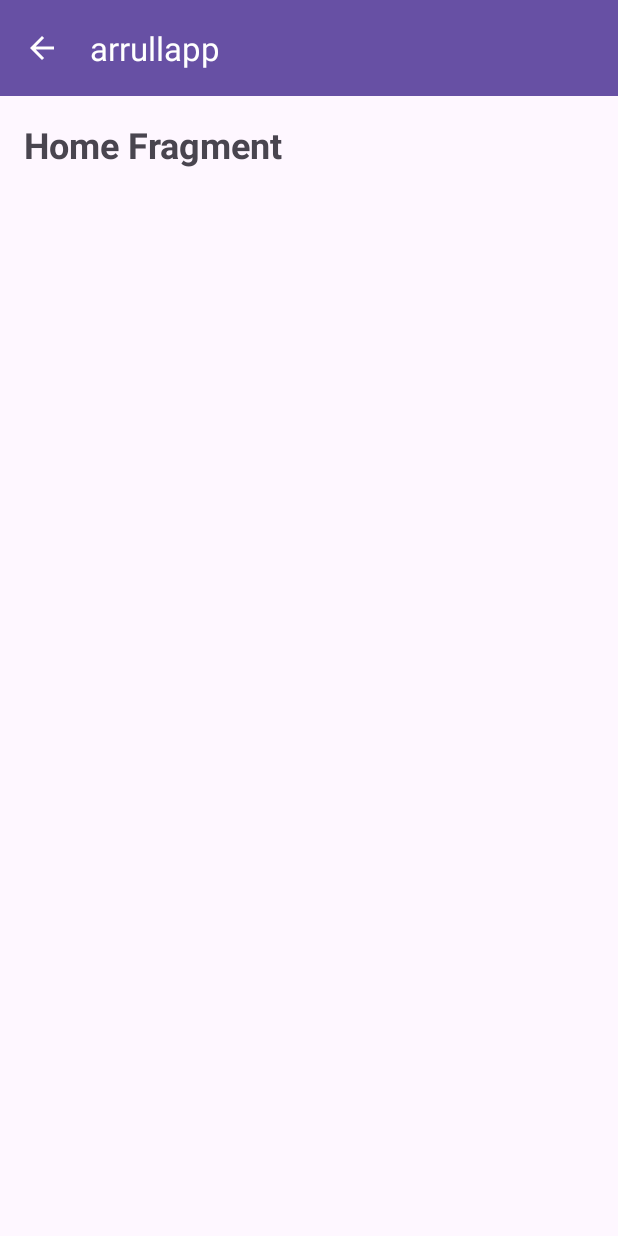
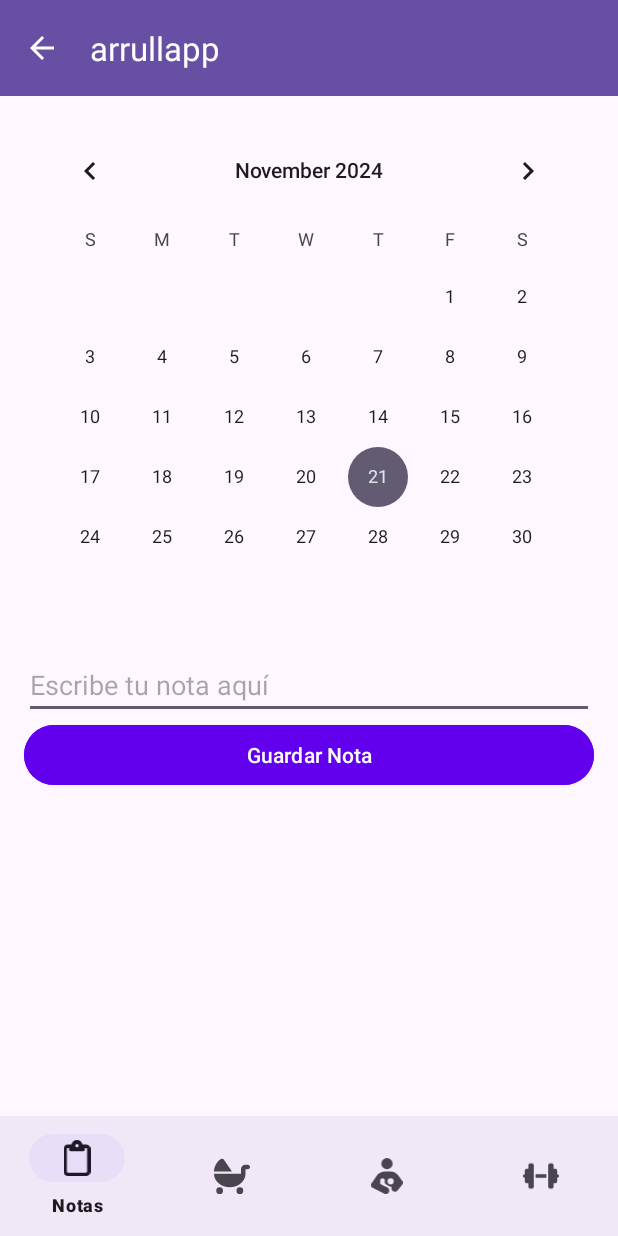
Before and after one commit to MariaGuadalupe08/arrullapp, an Android app: the WelcomeActivity screen opened directly, with no data from a screen before it, on a phone screen of 412 x 824 dp. Run offline under Robolectric (Android 15) with nearby library versions, the phone set to English and light mode, and no system bars; our stand-ins replace Firebase (no records; nobody signed in at launch, a user with empty details on screens opened directly).

Commit message:
Se agrega menu lateral y barra de navegacion (primer version)

```diff
--- /dev/null
+++ b/app/src/main/java/com/example/arrullapp/NotasFragment.java
@@ -0,0 +1,98 @@
+package com.example.arrullapp;
+
+import android.content.SharedPreferences;
+import android.os.Bundle;
+import android.view.LayoutInflater;
+import android.view.View;
+import android.view.ViewGroup;
+import android.widget.Button;
+import android.widget.CalendarView;
+import android.widget.EditText;
+import android.widget.Toast;
+
+import androidx.annotation.NonNull;
+import androidx.annotation.Nullable;
+import androidx.fragment.app.Fragment;
+
+import com.google.firebase.database.DataSnapshot;
+import com.google.firebase.database.DatabaseError;
+import com.google.firebase.database.DatabaseReference;
+import com.google.firebase.database.FirebaseDatabase;
+import com.google.firebase.database.ValueEventListener;
+
+import java.text.SimpleDateFormat;
+import java.util.Date;
+import java.util.Locale;
+
+public class NotasFragment extends Fragment {
+    private CalendarView calendarView;
+    private EditText editTextNote;
+    private Button buttonSaveNote;
+    private String selectedDate;
+    private String userId;
+    private DatabaseReference databaseReference;
+
+    @Nullable
+    @Override
+    public View onCreateView(@NonNull LayoutInflater inflater, @Nullable ViewGroup container, @Nullable Bundle savedInstanceState) {
+        View view = inflater.inflate(R.layout.fragment_notas, container, false);
+
+        calendarView = view.findViewById(R.id.calendarView);
+        editTextNote = view.findViewById(R.id.editTextNote);
+        buttonSaveNote = view.findViewById(R.id.buttonSaveNote);
+
+        // Obtener el userId del usuario logueado desde SharedPreferences
+        SharedPreferences preferences = getActivity().getSharedPreferences("myPrefs", getContext().MODE_PRIVATE);
+        userId = preferences.getString("user_id", "defaultUserId");  // Reemplaza "defaultUserId" con un valor por defecto adecuado
+
+        // Inicializar Firebase Database Reference con la URL de la base de datos especificada
+        databaseReference = FirebaseDatabase.getInstance("https://apinotas-5661a-default-rtdb.firebaseio.com/")
+                .getReference("notes")
+                .child(userId); // Usar userId para la referencia
+
+        // Establecer la fecha seleccionada por defecto como hoy
+        selectedDate = new SimpleDateFormat("yyyy-MM-dd", Locale.getDefault()).format(new Date());
+
+        calendarView.setOnDateChangeListener((view1, year, month, dayOfMonth) -> {
+            selectedDate = String.format(Locale.getDefault(), "%04d-%02d-%02d", year, month + 1, dayOfMonth);
+            loadNoteForSelectedDate();
+        });
+
+        buttonSaveNote.setOnClickListener(v -> saveNoteForSelectedDate());
+
+        // Cargar nota para la fecha seleccionada inicialmente
+        loadNoteForSelectedDate();
+
+        return view;
+    }
+
+    private void loadNoteForSelectedDate() {
+        databaseReference.child(selectedDate).addListenerForSingleValueEvent(new ValueEventListener() {
+            @Override
+            public void onDataChange(@NonNull DataSnapshot dataSnapshot) {
+                String noteText = dataSnapshot.getValue(String.class);
+                if (noteText != null) {
+                    editTextNote.setText(noteText);
+                } else {
+                    editTextNote.setText("");
+                }
+            }
+
+            @Override
+            public void onCancelled(@NonNull DatabaseError databaseError) {
+                Toast.makeText(getContext(), "Error al cargar la nota", Toast.LENGTH_SHORT).show();
+            }
+        });
+    }
+
+    private void saveNoteForSelectedDate() {
+        String noteText = editTextNote.getText().toString().trim();
+        databaseReference.child(selectedDate).setValue(noteText).addOnCompleteListener(task -> {
+            if (task.isSuccessful()) {
+                Toast.makeText(getContext(), "Nota guardada", Toast.LENGTH_SHORT).show();
+            } else {
+                Toast.makeText(getContext(), "Error al guardar la nota", Toast.LENGTH_SHORT).show();
+            }
+        });
+    }
+}
--- a/app/src/main/java/com/example/arrullapp/WelcomeActivity.java
+++ b/app/src/main/java/com/example/arrullapp/WelcomeActivity.java
@@ -15,11 +15,13 @@ import androidx.drawerlayout.widget.DrawerLayout;
 import androidx.fragment.app.Fragment;
 import androidx.fragment.app.FragmentTransaction;
 
+import com.google.android.material.bottomnavigation.BottomNavigationView;
 import com.google.android.material.navigation.NavigationView;
 
 public class WelcomeActivity extends AppCompatActivity {
     private DrawerLayout drawerLayout;
     private NavigationView navigationView;
+    private BottomNavigationView bottomNavigationView;
     private ActionBarDrawerToggle toggle;
 
     @Override
@@ -29,6 +31,7 @@ public class WelcomeActivity extends AppCompatActivity {
 
         drawerLayout = findViewById(R.id.drawer_layout);
         navigationView = findViewById(R.id.nav_view);
+        bottomNavigationView = findViewById(R.id.bottom_navigation);
 
         // Configurar la Toolbar
         Toolbar toolbar = findViewById(R.id.toolbar);
@@ -38,7 +41,6 @@ public class WelcomeActivity extends AppCompatActivity {
         drawerLayout.addDrawerListener(toggle);
         toggle.syncState();
 
-        // Configurar el ícono de navegación
         getSupportActionBar().setDisplayHomeAsUpEnabled(true);
 
         navigationView.setNavigationItemSelectedListener(item -> {
@@ -56,10 +58,33 @@ public class WelcomeActivity extends AppCompatActivity {
             return true;
         });
 
+        bottomNavigationView.setOnItemSelectedListener(item -> {
+            Fragment selectedFragment = null;
+
+            int itemId = item.getItemId();
+            if (itemId == R.id.nav_notas) {
+                selectedFragment = new NotasFragment();
+            } else if (itemId == R.id.nav_tu_bebe) {
+                selectedFragment = new TuBebeFragment();
+            } else if (itemId == R.id.nav_para_mama) {
+                selectedFragment = new ParaMamaFragment();
+            } else if (itemId == R.id.nav_ejercitate) {
+                selectedFragment = new EjercitateFragment();
+            }
+
+            if (selectedFragment != null) {
+                loadFragment(selectedFragment);
+                return true;
+            }
+
+            return false;
+        });
+
         // Cargar el fragmento inicial por defecto
         if (savedInstanceState == null) {
             navigationView.setCheckedItem(R.id.nav_home);
-            loadFragment(new HomeFragment());
+            bottomNavigationView.setSelectedItemId(R.id.nav_notas);
+            loadFragment(new NotasFragment());
         }
 
         // Manejo del botón de retroceso
--- a/app/src/main/res/layout/activity_welcome.xml
+++ b/app/src/main/res/layout/activity_welcome.xml
@@ -21,7 +21,15 @@
         <FrameLayout
             android:id="@+id/fragment_container"
             android:layout_width="match_parent"
-            android:layout_height="match_parent"/>
+            android:layout_height="0dp"
+            android:layout_weight="1"/>
+
+        <com.google.android.material.bottomnavigation.BottomNavigationView
+            android:id="@+id/bottom_navigation"
+            android:layout_width="match_parent"
+            android:layout_height="wrap_content"
+            android:background="?android:attr/windowBackground"
+            app:menu="@menu/bottom_navigation_menu"/>
     </LinearLayout>
 
     <com.google.android.material.navigation.NavigationView
--- /dev/null
+++ b/app/src/main/res/layout/fragment_notas.xml
@@ -0,0 +1,28 @@
+<?xml version="1.0" encoding="utf-8"?>
+<LinearLayout xmlns:android="http://schemas.android.com/apk/res/android"
+    xmlns:app="http://schemas.android.com/apk/res-auto"
+    android:layout_width="match_parent"
+    android:layout_height="match_parent"
+    android:orientation="vertical"
+    android:padding="16dp">
+
+    <CalendarView
+        android:id="@+id/calendarView"
+        android:layout_width="match_parent"
+        android:layout_height="wrap_content"
+        android:layout_marginBottom="16dp"/>
+
+    <EditText
+        android:id="@+id/editTextNote"
+        android:layout_width="match_parent"
+        android:layout_height="wrap_content"
+        android:hint="Escribe tu nota aquí"/>
+
+    <Button
+        android:id="@+id/buttonSaveNote"
+        android:layout_width="match_parent"
+        android:layout_height="wrap_content"
+        android:text="Guardar Nota"
+        android:backgroundTint="@color/colorPrimary"
+        android:textColor="@android:color/white"/>
+</LinearLayout>
--- /dev/null
+++ b/app/src/main/res/menu/bottom_navigation_menu.xml
@@ -0,0 +1,19 @@
+<?xml version="1.0" encoding="utf-8"?>
+<menu xmlns:android="http://schemas.android.com/apk/res/android">
+<item
+    android:id="@+id/nav_notas"
+    android:icon="@drawable/clipboard_regular"
+    android:title="Notas" />
+<item
+    android:id="@+id/nav_tu_bebe"
+    android:icon="@drawable/baby_carriage_solid"
+    android:title="Tu Bebe" />
+<item
+    android:id="@+id/nav_para_mama"
+    android:icon="@drawable/person_breastfeeding_solid"
+    android:title="Para Mama" />
+<item
+    android:id="@+id/nav_ejercitate"
+    android:icon="@drawable/dumbbell_solid"
+    android:title="Ejercitate" />
+</menu>
--- a/app/src/main/res/values/colors.xml
+++ b/app/src/main/res/values/colors.xml
@@ -2,4 +2,7 @@
 <resources>
     <color name="black">#FF000000</color>
     <color name="white">#FFFFFFFF</color>
+    <color name="colorPrimary">#6200EE</color>
+    <color name="colorPrimaryDark">#3700B3</color>
+    <color name="colorAccent">#03DAC5</color>
 </resources>
--- a/build.gradle
+++ b/build.gradle
@@ -1,4 +1,5 @@
 // Top-level build file where you can add configuration options common to all sub-projects/modules.
 plugins {
 alias(libs.plugins.android.application) apply false
+    alias(libs.plugins.googleService) apply false
 }
```
Also changed, not shown: app/build.gradle (+20 -4 lines), app/src/main/java/com/example/arrullapp/EjercitateFragment.java (added, +65 -0 lines), app/src/main/java/com/example/arrullapp/Note.java (added, +40 -0 lines), app/src/main/java/com/example/arrullapp/NoteDao.java (added, +15 -0 lines), app/src/main/java/com/example/arrullapp/NoteDatabase.java (added, +25 -0 lines), app/src/main/java/com/example/arrullapp/ParaMamaFragment.java (added, +64 -0 lines), app/src/main/java/com/example/arrullapp/TuBebeFragment.java (added, +64 -0 lines), app/src/main/res/layout/fragment_ejercitate.xml (added, +14 -0 lines), app/src/main/res/layout/fragment_para_mama.xml (added, +14 -0 lines), app/src/main/res/layout/fragment_tu_bebe.xml (added, +14 -0 lines), app/src/main/res/values/strings.xml (+19 -5 lines), gradle/libs.versions.toml (+14 -0 lines), 1 other file.
